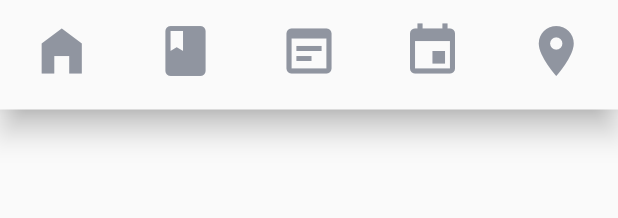
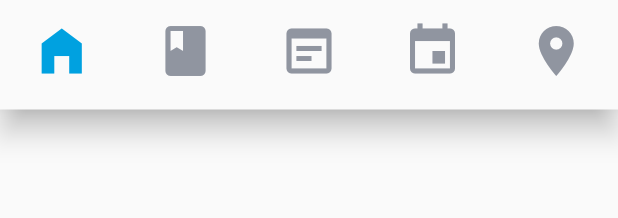
Before and after one commit to padong4284/padong-app, a Flutter app: the PadongBottomNavigationBar widget shown alone on an empty page, opened directly, on a phone screen of 412 x 824 dp. Shown: the top 218 px of the screen. Run offline on Flutter 3.47's test engine with Material 2 defaults, Android fonts, the phone set to English and light mode, and no system bars.

Commit message:
feat: change BottomNavigationBar to stateful widget

```diff
--- a/lib/ui/widgets/bottom_navigation_bar.dart
+++ b/lib/ui/widgets/bottom_navigation_bar.dart
@@ -1,15 +1,40 @@
 import 'package:flutter/material.dart';
 import 'package:padong/ui/theme/app_theme.dart';
 
-class PadongBottomNavigationBar extends StatelessWidget {
+class PadongBottomNavigationBar extends StatefulWidget {
   final color = AppTheme.colors.semiSupport;
   final size = 40.0;
+
+  PadongBottomNavigationBar();
+
+  @override
+  _PadongBottomNavigationBarState createState() => _PadongBottomNavigationBarState();
+}
+
+class _PadongBottomNavigationBarState extends State<PadongBottomNavigationBar> {
+
+  int _selectedIndex = 0;
+
+  @override
+  void initState() {
+    super.initState();
+  }
 
   @override
   Widget build(BuildContext context) {
     const iconWidth = 57.0;
-
     return BottomNavigationBar(
+      currentIndex: this._selectedIndex ?? 0,
+      selectedItemColor: AppTheme.colors.primary,
+        unselectedItemColor: widget.color,
+        onTap: (index) {
+          if (index != _selectedIndex) {
+            _buildRoutes(index, context);
+          }
+          setState(() {
+            _selectedIndex = index;
+          });
+        },
         showSelectedLabels: false,
         showUnselectedLabels: false,
         type: BottomNavigationBarType.fixed,
@@ -19,19 +44,19 @@ class PadongBottomNavigationBar extends StatelessWidget {
             icon: SizedBox(
                 width: iconWidth,
                 child: Icon(Icons.home_filled,
-                    color: this.color, size: this.size)),
+                     size: widget.size)),
           ),
           BottomNavigationBarItem(
               label: 'Cover',
               icon: SizedBox(
                 width: iconWidth,
-                child: Icon(Icons.book, color: this.color, size: this.size),
+                child: Icon(Icons.book, size: widget.size),
               )),
           BottomNavigationBarItem(
               label: 'Deck',
               icon: SizedBox(
                 width: iconWidth,
-                child: Icon(Icons.wysiwyg, color: this.color, size: this.size),
+                child: Icon(Icons.wysiwyg, size: widget.size),
               )),
           BottomNavigationBarItem(
             label: 'Schedule',
@@ -39,8 +64,7 @@ class PadongBottomNavigationBar extends StatelessWidget {
                 width: iconWidth,
                 child: Icon(
                   Icons.event,
-                  color: this.color,
-                  size: this.size,
+                  size: widget.size,
                 )),
           ),
           BottomNavigationBarItem(
@@ -49,10 +73,30 @@ class PadongBottomNavigationBar extends StatelessWidget {
                 width: iconWidth,
                 child: Icon(
                   Icons.place,
-                  color: this.color,
-                  size: this.size,
+                  color: widget.color,
+                  size: widget.size,
                 )),
           ),
         ]);
   }
+
+  Function _buildRoutes(int index, BuildContext context) {
+    switch (index) {
+      case 0:
+        Navigator.pushNamed(context, '/main');
+        break;
+      case 1:
+        Navigator.pushNamed(context, '/cover');
+        break;
+      case 2:
+        Navigator.pushNamed(context, '/deck');
+        break;
+      case 3:
+        Navigator.pushNamed(context, '/schedule');
+        break;
+      case 4:
+        Navigator.pushNamed(context, '/map');
+        break;
+    }
+  }
 }
```
Also changed, not shown: lib/ui/widgets/left_right_padding_container.dart (deleted, +0 -15 lines).
